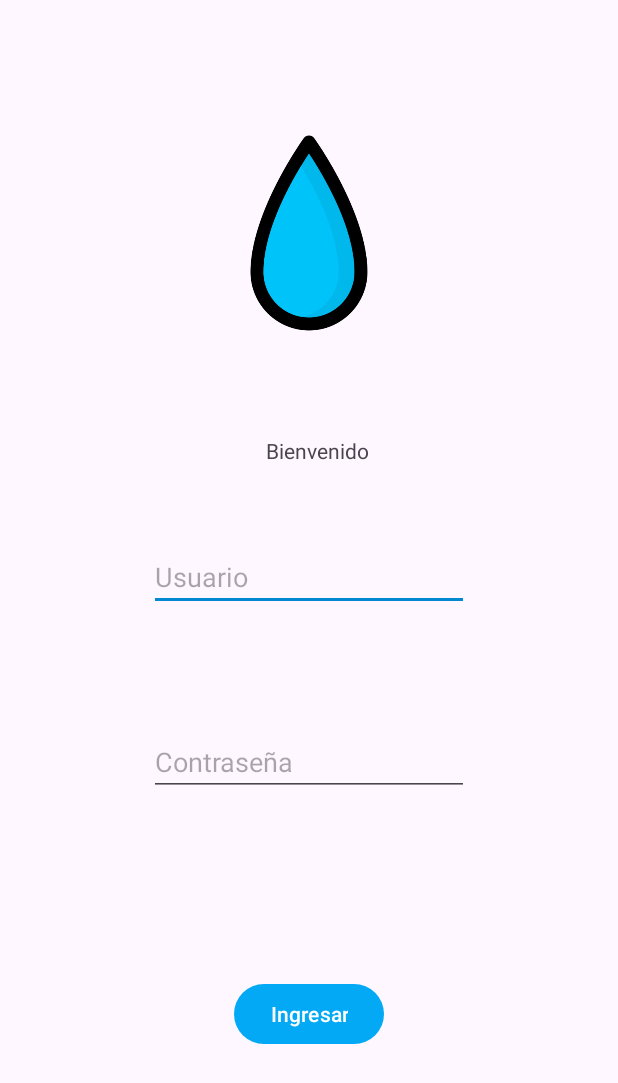
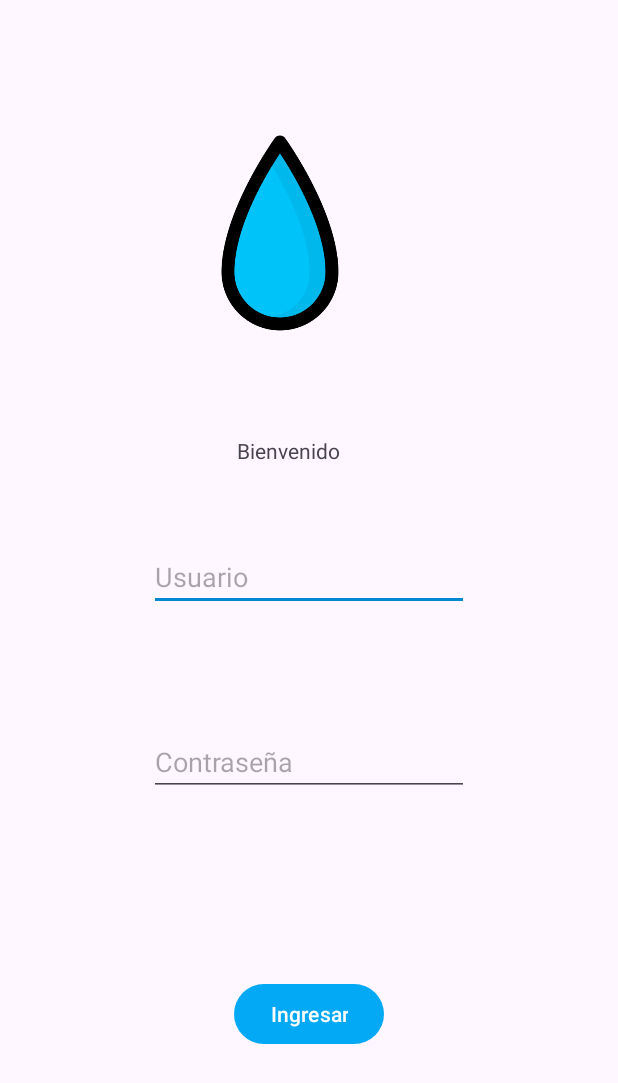
Before and after one commit to yiyo87/task_el_cedro, an Android app: the screen it shows after launch (MainActivity), on a phone screen of 412 x 824 dp. Shown: the top 1083 px of the screen. Run offline under Robolectric (Android 15) with nearby library versions, the phone set to English and light mode, and no system bars.

Commit message:
se movio la gopta

```diff
--- a/app/src/main/res/layout/activity_main.xml
+++ b/app/src/main/res/layout/activity_main.xml
@@ -15,6 +15,7 @@
         android:layout_marginBottom="19dp"
         app:layout_constraintBottom_toTopOf="@+id/textView"
         app:layout_constraintEnd_toEndOf="parent"
+        app:layout_constraintHorizontal_bias="0.43"
         app:layout_constraintStart_toStartOf="parent"
         app:layout_constraintTop_toTopOf="parent"
         app:layout_constraintVertical_bias="0.067"
```
